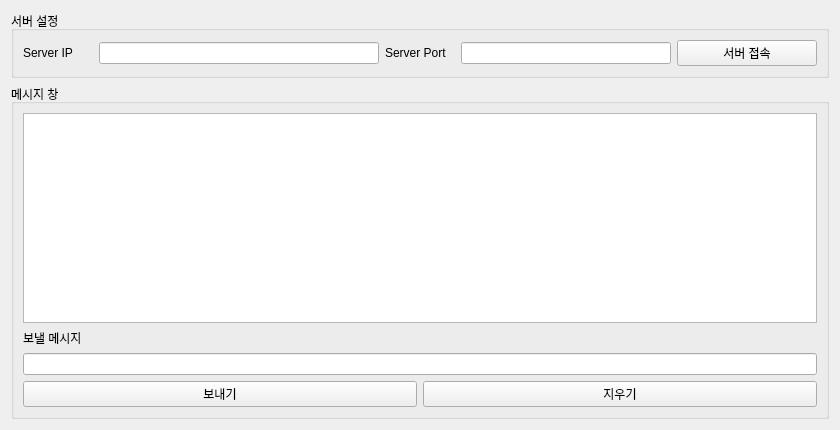
Old version of the form Chat/Client/form.ui in the repository Yangyoonjoon/Chat.
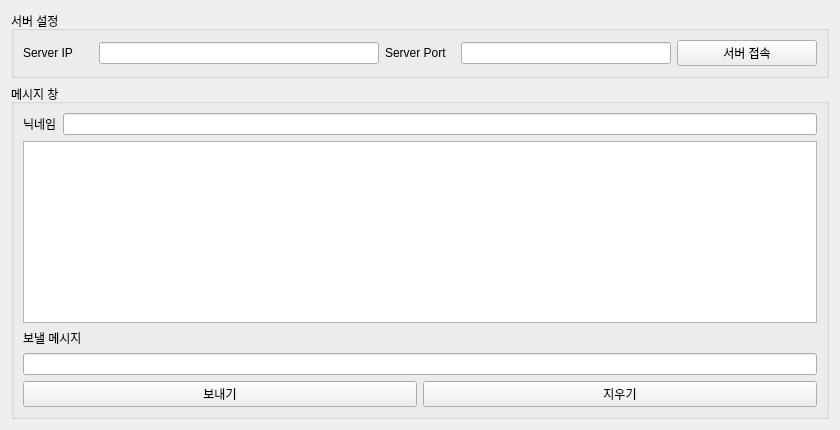
New version of the form.

```diff
--- a/Chat/Client/form.ui
+++ b/Chat/Client/form.ui
@@ -58,6 +58,20 @@
         <string>메시지 창</string>
        </property>
        <layout class="QVBoxLayout" name="verticalLayout">
+        <item>
+         <layout class="QHBoxLayout" name="horizontalLayout_3">
+          <item>
+           <widget class="QLabel" name="label_4">
+            <property name="text">
+             <string>닉네임</string>
+            </property>
+           </widget>
+          </item>
+          <item>
+           <widget class="QLineEdit" name="nick"/>
+          </item>
+         </layout>
+        </item>
         <item>
          <widget class="QListWidget" name="lw"/>
         </item>
```
